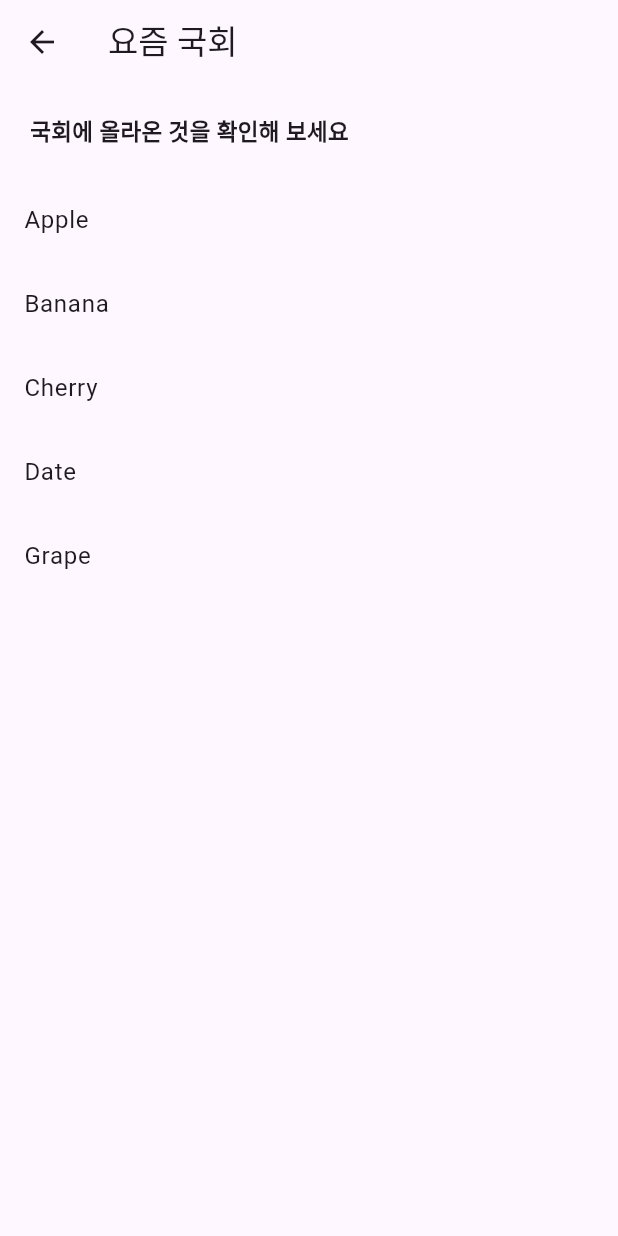
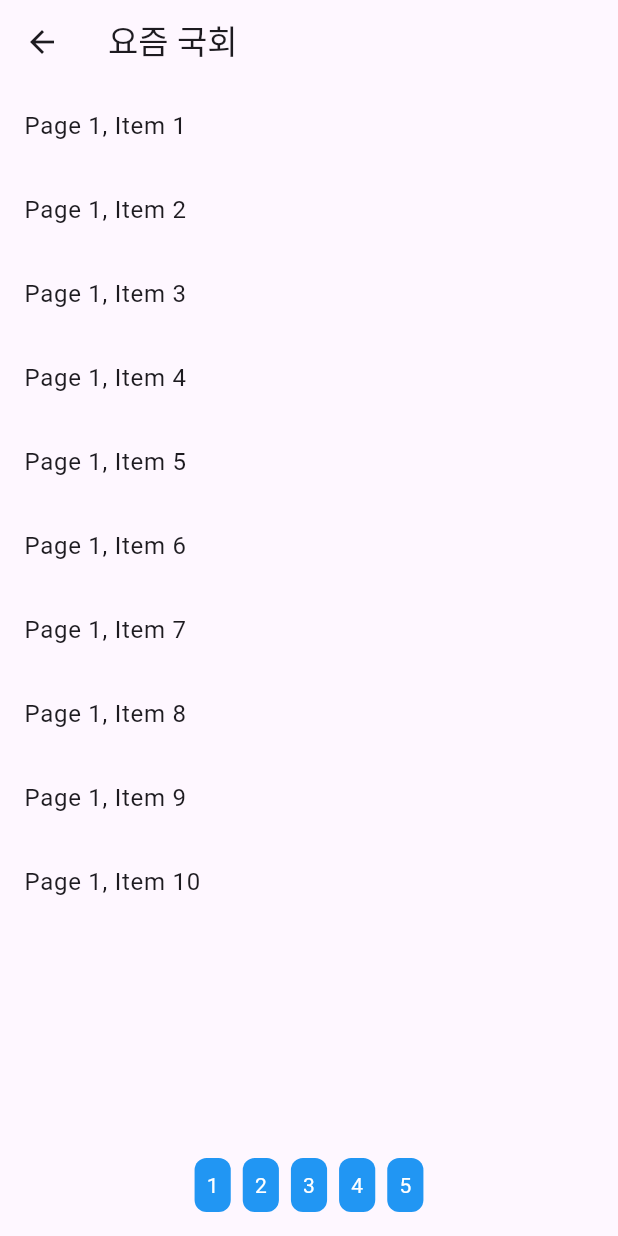
Before and after one commit to jamrice/dna-app, a Flutter app: the screen it shows after launch, after a tap on "더보기", on a phone screen of 412 x 824 dp. Run offline on Flutter 3.47's test engine with Material 3 defaults, Android fonts, the phone set to English and light mode, and no system bars; our stand-ins replace google_sign_in, smooth_page_indicator; missing offline and left inert: flutter_naver_login.

Commit message:
add notice board

```diff
--- /dev/null
+++ b/lib/categoryItem.dart
@@ -0,0 +1,105 @@
+import 'package:flutter/material.dart';
+
+
+
+// 카테고리에 있는 아이템을 생성
+
+class CategoryGridItem extends StatelessWidget {
+  final int index;
+
+  CategoryGridItem({required this.index});
+
+  @override
+  Widget build(BuildContext context) {
+    return GestureDetector(
+        onTap: () {
+          switch (index) {
+            case 0:
+              print("$index");
+              break;
+            case 1:
+              print("$index");
+              break;
+            case 2:
+              print("$index");
+              break;
+            case 3:
+              print("$index");
+              break;
+            case 4:
+              print("$index");
+              break;
+            case 5:
+              print("$index");
+              break;
+            case 6:
+              print("$index");
+              break;
+          }
+        },
+        child: _buildGridItem(index));
+  }
+
+  Widget _buildGridItem(int index) {
+    switch (index) {
+      case 0:
+        return Column(
+          mainAxisAlignment: MainAxisAlignment.center,
+          children: [
+            Icon(Icons.ac_unit_rounded),
+            Text("$index"),
+          ],
+        );
+      case 1:
+        return Column(
+          mainAxisAlignment: MainAxisAlignment.center,
+          children: [
+            Icon(Icons.ac_unit_rounded),
+            Text("$index"),
+          ],
+        );
+      case 2:
+        return Column(
+          mainAxisAlignment: MainAxisAlignment.center,
+          children: [
+            Icon(Icons.ac_unit_rounded),
+            Text("$index"),
+          ],
+        );
+      case 3:
+        return Column(
+          mainAxisAlignment: MainAxisAlignment.center,
+          children: [
+            Icon(Icons.ac_unit_rounded),
+            Text("$index"),
+          ],
+        );
+      case 4:
+        return Column(
+          mainAxisAlignment: MainAxisAlignment.center,
+          children: [
+            Icon(Icons.ac_unit_rounded),
+            Text("$index"),
+          ],
+        );
+      case 5:
+        return Column(
+          mainAxisAlignment: MainAxisAlignment.center,
+          children: [
+            Icon(Icons.ac_unit_rounded),
+            Text("$index"),
+          ],
+        );
+      case 6:
+        return Column(
+          mainAxisAlignment: MainAxisAlignment.center,
+          children: [
+            Icon(Icons.ac_unit_rounded),
+            Text("$index"),
+          ],
+        );
+      default:
+        return Container();
+    }
+  }
+}
--- a/lib/main.dart
+++ b/lib/main.dart
@@ -5,6 +5,8 @@ import 'sign_up_screen.dart';
 import 'package:http/http.dart' as http;
 import 'dart:convert';
 import 'notice_board.dart';
+import 'package:smooth_page_indicator/smooth_page_indicator.dart';
+import 'categoryItem.dart';
 
 // sha-1 : C5:80:75:66:C1:14:83:34:F9:EE:24:38:B1:B7:D5:FF:1E:9A:C4:91
 
@@ -19,6 +21,7 @@ class MyApp extends StatelessWidget {
 
   @override
   Widget build(BuildContext context) {
+    final PageController _pageController = PageController();
     return Scaffold(
       appBar: AppBar(
         title: Container(
@@ -147,9 +150,26 @@ class MyApp extends StatelessWidget {
                   )),
             ),
             //최근 국회 파트
+            Row(
+              mainAxisAlignment: MainAxisAlignment.spaceBetween,
+              children: [
                 Text(
-              "최근 국회회의록, 쉽게 읽어보세요",
+                  "최근 국회 회의록, 쉽게 읽어보세요",
                   style: TextStyle(fontSize: 15, fontWeight: FontWeight.bold),
+                ),
+                GestureDetector(
+                  onTap: () {
+                    // Navigator.push(context,
+                    //     MaterialPageRoute(builder: (context) => HomePage()));
+                    print("자세히보기 pressed");
+                  },
+                  child: Text(
+                    "자세히 보기",
+                    style: TextStyle(
+                        color: Colors.grey, fontWeight: FontWeight.bold),
+                  ),
+                )
+              ],
             ),
             Padding(
                 padding: EdgeInsets.only(top: 10, bottom: 20),
@@ -191,13 +211,13 @@ class MyApp extends StatelessWidget {
                 ),
                 GestureDetector(
                   onTap: () {
-                    Navigator.push(
-                      context,
-                      MaterialPageRoute(builder: (context) => noticeBoard())
-                    );
+                    Navigator.push(context,
+                        MaterialPageRoute(builder: (context) => HomePage()));
                   },
-                  child: Text("더보기",
-                    style: TextStyle(color: Colors.grey, fontWeight: FontWeight.bold),
+                  child: Text(
+                    "더보기",
+                    style: TextStyle(
+                        color: Colors.grey, fontWeight: FontWeight.bold),
                   ),
                 )
               ],
@@ -237,35 +257,55 @@ class MyApp extends StatelessWidget {
               style: TextStyle(fontSize: 15, fontWeight: FontWeight.bold),
             ),
             Padding(
-                padding: EdgeInsets.only(top: 10, bottom: 20),
-                child: Container(
-                    width: 400,
-                    decoration: BoxDecoration(
-                        color: Colors.black12,
-                        borderRadius: BorderRadius.circular(5)),
-                    child: Padding(
-                        padding:
-                        EdgeInsets.only(bottom: 10, left: 10, right: 10),
-                        child: Column(
-                            crossAxisAlignment: CrossAxisAlignment.start,
+                padding: EdgeInsets.only(
+              bottom: 10,
+            )),
+            Column(
+              children: [
+                Container(
+                  width: 500,
+                  height: 180,
+                  child: PageView(
+                    controller: _pageController,
                     children: [
                       Padding(
-                                padding: EdgeInsets.only(left: 5, top: 10),
-                                child: Text(
-                                  "[2207596] 제421회국회(임시회) 회기결정의 건(의장)",
-                                  style: TextStyle(
-                                      fontSize: 11,
-                                      fontWeight: FontWeight.bold),
+                        padding: EdgeInsets.only(left: 20, right: 20),
+                        child: GridView.builder(
+                          gridDelegate:
+                              SliverGridDelegateWithFixedCrossAxisCount(
+                            crossAxisCount: 3,
+                            crossAxisSpacing: 30,
+                            mainAxisSpacing: 20,
+                          ),
+                          itemCount: 6,
+                          itemBuilder: (context, index) {
+                            return Container(
+                                color: Colors.black12,
+                                child: CategoryGridItem(index: index)
+                            );
+                          },
                         ),
                       ),
-                              Padding(
-                                padding: EdgeInsets.only(left: 5, top: 10),
-                                child: Text(
-                                  """1. 서울서부지방법원 불법적 폭동사태 관련 긴급현안질문 실시의 건(의장 제의)(의안번호 2207752) \n\n2. 서울서부지방법원 불법적 폭동사태 관련 긴급현안질문""",
-                                  style: TextStyle(fontSize: 11),
+                      Container(
+                          color: Colors.black12,
+                          child: Center(child: Text('Page 2'))),
+                    ],
                   ),
+                ),
+                SizedBox(
+                  height: 10,
+                ),
+                SmoothPageIndicator(
+                  controller: _pageController,
+                  count: 2,
+                  effect: WormEffect(
+                      dotColor: Colors.black26,
+                      dotHeight: 5,
+                      dotWidth: 5,
+                      activeDotColor: Colors.black),
+                ),
+              ],
             )
-                            ])))),
           ]),
     );
   }
--- a/lib/notice_board.dart
+++ b/lib/notice_board.dart
@@ -1,34 +1,81 @@
 import 'package:flutter/material.dart';
 import 'string.dart';
+import 'package:smooth_page_indicator/smooth_page_indicator.dart';
 
 class noticeBoard extends StatelessWidget {
   const noticeBoard({super.key});
 
+  @override
+  Widget build(BuildContext context) {
+    return Scaffold(
+      body: HomePage()
+    );
+  }
+}
+
+class HomePage extends StatefulWidget {
+  @override
+  _HomePageState createState() => _HomePageState();
+}
+
+class _HomePageState extends State<HomePage> {
+  final PageController _pageController = PageController();
+  final int _numPages = 5;
 
   @override
   Widget build(BuildContext context) {
-    final List<String> items = ['Apple', 'Banana', 'Cherry', 'Date', 'Grape'];
     return Scaffold(
-        appBar: AppBar(title: Text("요즘 국회")),
+      appBar: AppBar(
+        title: Text('요즘 국회'),
+      ),
       body: Column(
-          crossAxisAlignment: CrossAxisAlignment.start,
         children: [
-            Padding(
-                padding: EdgeInsetsDirectional.all(20),
-              child: Text("국회에 올라온 것을 확인해 보세요",
-                style: TextStyle(fontSize: 15, fontWeight: FontWeight.bold),
+          Expanded(
+            child: PageView.builder(
+              controller: _pageController,
+              itemCount: _numPages,
+              itemBuilder: (context, pageIndex) {
+                return ListView.builder(
+                  itemCount: 10, // 각 페이지의 아이템 수
+                  itemBuilder: (context, itemIndex) {
+                    return ListTile(
+                      title: Text('Page ${pageIndex + 1}, Item ${itemIndex + 1}'),
+                    );
+                  },
+                );
+              },
             ),
           ),
-            Expanded(
-                child: ListView.builder(
-                itemCount: items.length,
-                itemBuilder: (context, index) {
-                  return ListTile(
-                      title: Text(items[index]));
-                }
-            )),
+          Row(
+            mainAxisAlignment: MainAxisAlignment.center,
+            children: List.generate(_numPages, (index) {
+              return GestureDetector(
+                onTap: () {
+                  _pageController.animateToPage(
+                    index,
+                    duration: Duration(milliseconds: 500),
+                    curve: Curves.easeIn,
+                  );
+                },
+                child: Container(
+                  margin: EdgeInsets.symmetric(horizontal: 4),
+                  padding: EdgeInsets.all(8),
+                  decoration: BoxDecoration(
+                    color: Colors.blue,
+                    borderRadius: BorderRadius.circular(8),
+                  ),
+                  child: Text(
+                    '${index + 1}',
+                    style: TextStyle(color: Colors.white),
+                  ),
+                ),
+              );
+            }),
+          ),
+          SizedBox(height: 16),
         ],
-        ));
+      ),
+    );
   }
 }
 
--- a/pubspec.yaml
+++ b/pubspec.yaml
@@ -39,6 +39,7 @@ dependencies:
   webview_flutter: ^4.10.0
   url_launcher: ^6.3.1
   flutter_naver_login: ^2.0.0
+  smooth_page_indicator: ^1.2.0
 
 dev_dependencies:
   flutter_test:
```
Also changed, not shown: pubspec.lock. Lines whose indentation alone changed are shown as unchanged.
